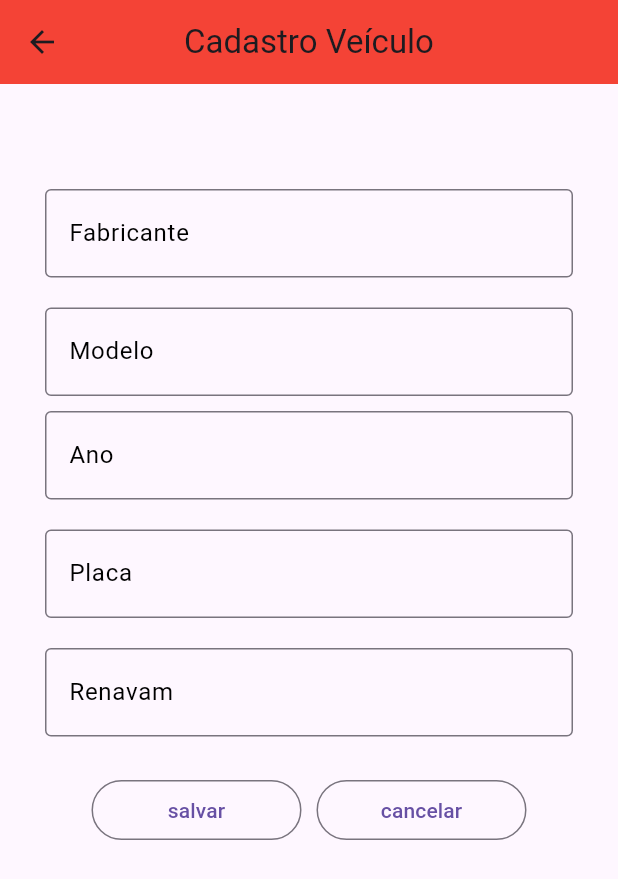
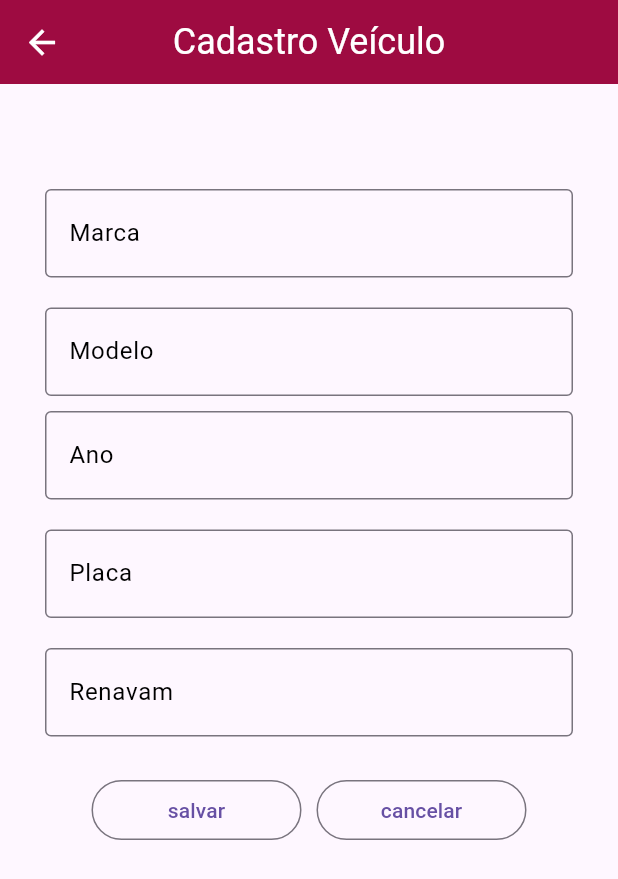
Before and after one commit to marceloboas10/TCC_Aluguel_Motos-Flutter, a Flutter app: the FormularioVeiculo screen opened by its route, on a phone screen of 412 x 824 dp. Shown: the top 879 px of the screen. Run offline on Flutter 3.47's test engine with Material 3 defaults, Android fonts, the phone set to English and light mode, and no system bars; our stand-ins replace cloud_firestore, firebase_auth, firebase_core, font_awesome_flutter, mask_text_input_formatter; accounts and stored records are empty.

Commit message:
widget appbar

```diff
--- a/lib/modules/login/login_page.dart
+++ b/lib/modules/login/login_page.dart
@@ -72,8 +72,7 @@ class _LoginPageState extends State<LoginPage> {
                   style: TextStyle(color: Colors.white),
                 ),
                 style: ButtonStyle(
-                    backgroundColor:
-                        MaterialStateProperty.all(Colors.red[700])),
+                    backgroundColor: WidgetStateProperty.all(Colors.red[700])),
               ),
               ElevatedButton(
                 child: Text(
@@ -81,8 +80,7 @@ class _LoginPageState extends State<LoginPage> {
                   style: TextStyle(color: Colors.white),
                 ),
                 style: ButtonStyle(
-                    backgroundColor:
-                        MaterialStateProperty.all(Colors.red[600])),
+                    backgroundColor: WidgetStateProperty.all(Colors.red[600])),
                 onPressed: () {
                   Navigator.pushNamed(context, '/cadastroConta');
                 },
--- a/lib/shared/cadastros/cadastro_cliente.dart
+++ b/lib/shared/cadastros/cadastro_cliente.dart
@@ -1,4 +1,5 @@
 import 'package:aluguel_moto/model/clientes.dart';
+import 'package:aluguel_moto/shared/widgets/my_app_bar.dart';
 import 'package:cloud_firestore/cloud_firestore.dart';
 import 'package:flutter/material.dart';
 
@@ -49,10 +50,7 @@ class _CadastroClienteState extends State<CadastroCliente> {
   @override
   Widget build(BuildContext context) {
     return Scaffold(
-      appBar: AppBar(
-        title: Text('Clientes'),
-        centerTitle: true,
-      ),
+      appBar: MyAppBar(title: "Clientes"),
 
       //EXIBE OS DOCUMENTOS DA COLEÇÃO "CLIENTES"
       body: Container(
--- a/lib/shared/cadastros/cadastro_veiculo.dart
+++ b/lib/shared/cadastros/cadastro_veiculo.dart
@@ -1,4 +1,5 @@
 import 'package:aluguel_moto/model/veiculos.dart';
+import 'package:aluguel_moto/shared/widgets/my_app_bar.dart';
 import 'package:cloud_firestore/cloud_firestore.dart';
 import 'package:flutter/material.dart';
 
@@ -51,10 +52,7 @@ class _CadastroVeiculoState extends State<CadastroVeiculo> {
   @override
   Widget build(BuildContext context) {
     return Scaffold(
-      appBar: AppBar(
-        title: Text('Veículos'),
-        centerTitle: true,
-      ),
+      appBar: MyAppBar(title: "Veículos"),
 
       //EXIBE OS DOCUMENTOS DA COLEÇÃO "CLIENTES"
       body: Container(
--- /dev/null
+++ b/lib/shared/constantes/constants.dart
@@ -0,0 +1,6 @@
+import 'package:flutter/material.dart';
+
+const kPrimaryColor = Color(0xFF0C9869);
+const kTextColor = Color(0xFF3C4046);
+const double kDefaultPadding = 20.0;
+const kAppBarColor = Color(0xFF9e0b41);
--- a/lib/shared/constants.dart
+++ /dev/null
@@ -1,5 +0,0 @@
-import 'package:flutter/material.dart';
-
-const kPrimaryColor = Color(0xFF0C9869);
-const kTextColor = Color(0xFF3C4046);
-const double kDefaultPadding = 20.0;
--- a/lib/shared/formularios/formulario_veiculo.dart
+++ b/lib/shared/formularios/formulario_veiculo.dart
@@ -1,4 +1,5 @@
 import 'package:aluguel_moto/shared/formularios/campos_formulario/campos_formulario.dart';
+import 'package:aluguel_moto/shared/widgets/my_app_bar.dart';
 import 'package:cloud_firestore/cloud_firestore.dart';
 import 'package:flutter/material.dart';
 import 'package:flutter/services.dart';
@@ -14,6 +15,7 @@ class _FormularioVeiculoState extends State<FormularioVeiculo> {
   var txtAno = TextEditingController();
   var txtPlaca = TextEditingController();
   var txtRenavam = TextEditingController();
+  final _formKey = GlobalKey<FormState>();
 
   //RECUPERA DOCUMENTO
   void getDocumentById(String id) async {
@@ -44,34 +46,46 @@ class _FormularioVeiculoState extends State<FormularioVeiculo> {
       }
     }
 
-    return Scaffold(
-      appBar: AppBar(
-        title: Text('Cadastro Veículo'),
-        centerTitle: true,
-
-      ),
+    return Form(
+      key: _formKey,
+      child: Scaffold(
+        appBar: MyAppBar(title: "Cadastro Veículo"),
         body: Container(
           padding: EdgeInsets.fromLTRB(30, 70, 30, 30),
           child: ListView(children: [
-          CamposFormulario(nomeLabel: 'Fabricante', nomeCampo: txtFabricante,inputFormato: FilteringTextInputFormatter.singleLineFormatter),
+            CamposFormulario(
+                nomeLabel: 'Marca',
+                message: 'Informe o Nome',
+                nomeCampo: txtFabricante,
+                inputFormato: FilteringTextInputFormatter.singleLineFormatter),
             SizedBox(
               height: 20,
             ),
-          CamposFormulario(nomeLabel: 'Modelo', nomeCampo: txtModelo,inputFormato: FilteringTextInputFormatter.singleLineFormatter),
+            CamposFormulario(
+                nomeLabel: 'Modelo',
+                message: 'Informe o Modelo',
+                nomeCampo: txtModelo,
+                inputFormato: FilteringTextInputFormatter.singleLineFormatter),
             SizedBox(height: 10),
             CamposFormulario(
                 nomeLabel: 'Ano',
+                message: 'Informe o Ano',
                 nomeCampo: txtAno,
-            keyboardType: TextInputType.number,inputFormato: FilteringTextInputFormatter.singleLineFormatter
-          ),
+                keyboardType: TextInputType.number,
+                inputFormato: FilteringTextInputFormatter.singleLineFormatter),
             SizedBox(height: 20),
-          CamposFormulario(nomeLabel: 'Placa', nomeCampo: txtPlaca,inputFormato: FilteringTextInputFormatter.singleLineFormatter),
+            CamposFormulario(
+                nomeLabel: 'Placa',
+                message: 'Informe a Placa',
+                nomeCampo: txtPlaca,
+                inputFormato: FilteringTextInputFormatter.singleLineFormatter),
             SizedBox(height: 20),
             CamposFormulario(
                 nomeLabel: 'Renavam',
+                message: 'Informe o Renavam',
                 nomeCampo: txtRenavam,
-            keyboardType: TextInputType.number,inputFormato: FilteringTextInputFormatter.singleLineFormatter
-          ),
+                keyboardType: TextInputType.number,
+                inputFormato: FilteringTextInputFormatter.singleLineFormatter),
             SizedBox(height: 20),
             Row(
               mainAxisAlignment: MainAxisAlignment.center,
@@ -82,8 +96,13 @@ class _FormularioVeiculoState extends State<FormularioVeiculo> {
                   child: OutlinedButton(
                     child: Text('salvar'),
                     onPressed: () {
+                      var formValid =
+                          _formKey.currentState?.validate() ?? false;
+                      var mensagemSnack =
+                          'Formulário Incompleto\nVerifique os Campos';
                       var db = FirebaseFirestore.instance;
 
+                      if (formValid) {
                         if (id == null) {
                           //ADICIONAR UM NOVO DOCUMENTO
                           var db = FirebaseFirestore.instance;
@@ -105,6 +124,10 @@ class _FormularioVeiculoState extends State<FormularioVeiculo> {
                           });
                         }
                         Navigator.pop(context);
+                      } else {
+                        ScaffoldMessenger.of(context).showSnackBar(
+                            SnackBar(content: Text(mensagemSnack)));
+                      }
                     },
                   ),
                 ),
@@ -122,6 +145,7 @@ class _FormularioVeiculoState extends State<FormularioVeiculo> {
             ),
           ]),
         ),
+      ),
     );
   }
 }
--- /dev/null
+++ b/lib/shared/widgets/my_app_bar.dart
@@ -0,0 +1,34 @@
+import 'package:aluguel_moto/shared/constantes/constants.dart';
+import 'package:flutter/material.dart';
+
+class MyAppBar extends StatelessWidget implements PreferredSizeWidget {
+  final String title;
+  final List<Widget>? actions;
+  final Color backgroundColor;
+  final PreferredSizeWidget? bottom;
+
+  const MyAppBar({
+    Key? key,
+    required this.title,
+    this.actions,
+    this.backgroundColor = kAppBarColor,
+    this.bottom,
+  }) : super(key: key);
+
+  @override
+  Widget build(BuildContext context) {
+    return AppBar(
+      title: Text(title,
+          style: const TextStyle(color: Colors.white, fontSize: 24)),
+      iconTheme: IconThemeData(color: Colors.white, size: 26),
+      backgroundColor: backgroundColor,
+      centerTitle: true,
+      bottom: bottom,
+    );
+  }
+
+  // Override the preferredSize to allow usage in Scaffold
+  @override
+  Size get preferredSize =>
+      Size.fromHeight(bottom == null ? kToolbarHeight : kToolbarHeight + 50);
+}
```
Also changed, not shown: lib/modules/home/home.dart (+7 -2 lines), lib/modules/menu/menu_inicial.dart (+9 -3 lines), lib/shared/cadastros/cadastro_lembretes.dart (+11 -12 lines), lib/shared/formularios/formulario_cliente.dart (+10 -13 lines), lib/shared/widgets/card_menu.dart (+10 -2 lines), lib/shared/funcoes/mascaras_formularios.dart (renamed from lib/shared/widgets/funcoes/mascaras_formularios.dart), lib/shared/funcoes/saudacao.dart (renamed from lib/shared/widgets/funcoes/saudacao.dart), pubspec.lock, 2 other files. Lines whose indentation alone changed are shown as unchanged.
